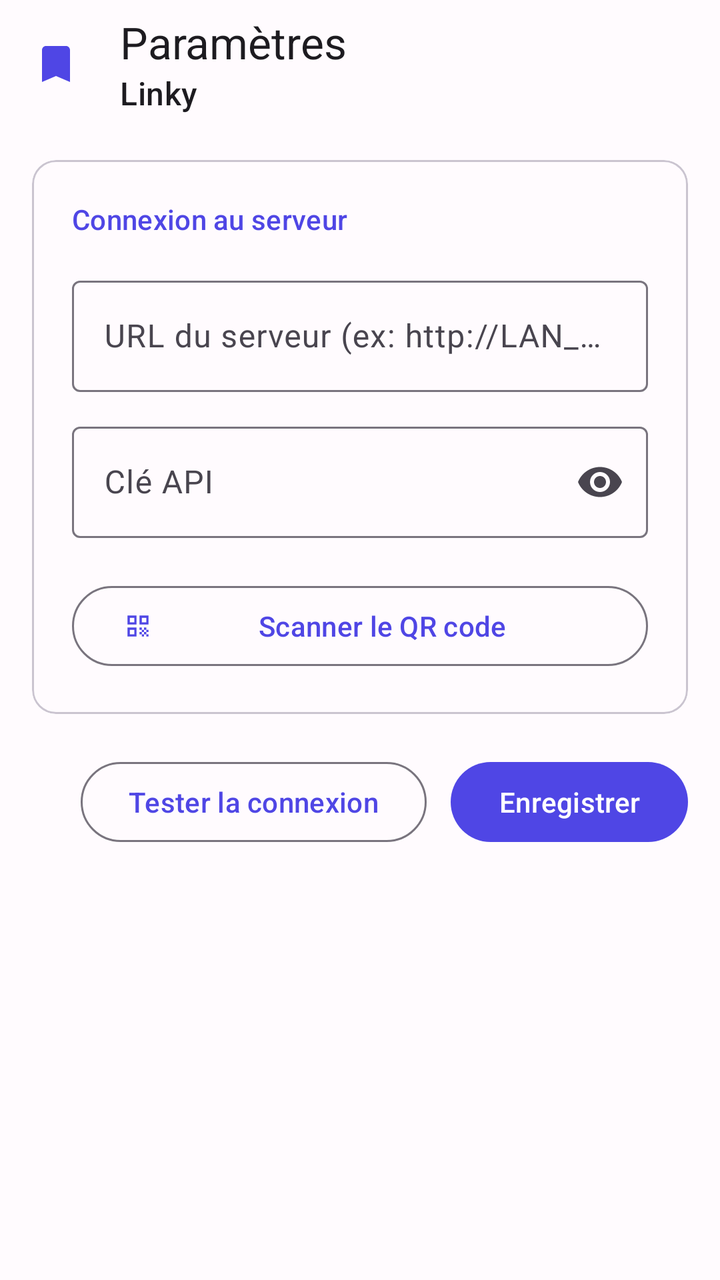
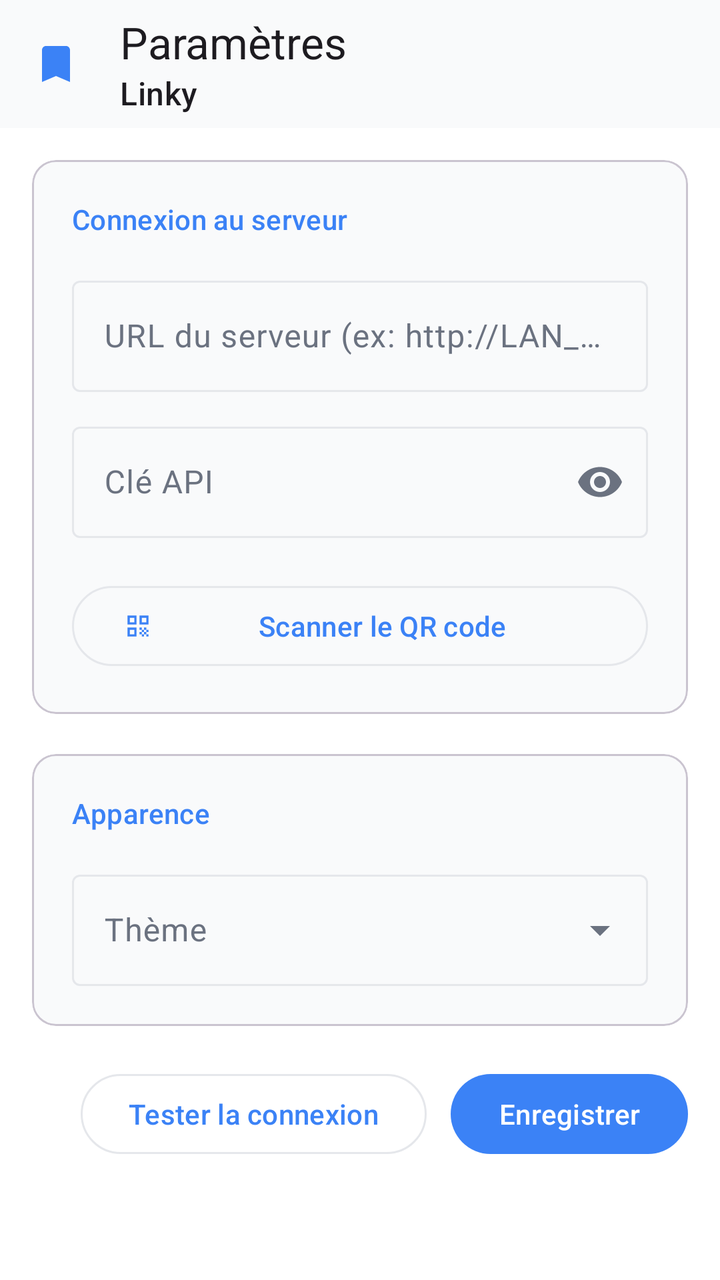

The first picture is an Android layout as it rendered before a commit; the second is the same layout after the commit. The layout source and the unified diff follow.
<!-- AndroidManifest.xml: application theme Theme.Linky -->
<!-- res/layout/activity_main.xml -->
<?xml version="1.0" encoding="utf-8"?>
<androidx.coordinatorlayout.widget.CoordinatorLayout
    xmlns:android="http://schemas.android.com/apk/res/android"
    xmlns:app="http://schemas.android.com/apk/res-auto"
    android:layout_width="match_parent"
    android:layout_height="match_parent"
    android:background="?android:attr/colorBackground">

    <com.google.android.material.appbar.AppBarLayout
        android:layout_width="match_parent"
        android:layout_height="wrap_content"
        android:fitsSystemWindows="true">

        <com.google.android.material.appbar.MaterialToolbar
            android:id="@+id/toolbar"
            android:layout_width="match_parent"
            android:layout_height="?attr/actionBarSize"
            app:navigationIcon="@drawable/ic_bookmark"
            app:navigationIconTint="?attr/colorPrimary"
            app:title="@string/settings_title"
            app:subtitle="@string/app_name" />

    </com.google.android.material.appbar.AppBarLayout>

    <androidx.core.widget.NestedScrollView
        android:layout_width="match_parent"
        android:layout_height="match_parent"
        app:layout_behavior="@string/appbar_scrolling_view_behavior">

        <LinearLayout
            android:layout_width="match_parent"
            android:layout_height="wrap_content"
            android:orientation="vertical"
            android:padding="16dp"
            android:paddingBottom="32dp">

            
            <com.google.android.material.card.MaterialCardView
                style="@style/Widget.Material3.CardView.Outlined"
                android:layout_width="match_parent"
                android:layout_height="wrap_content"
                android:layout_marginBottom="20dp">

                <LinearLayout
                    android:layout_width="match_parent"
                    android:layout_height="wrap_content"
                    android:orientation="vertical"
                    android:padding="20dp">

                    <TextView
                        android:layout_width="wrap_content"
                        android:layout_height="wrap_content"
                        android:text="@string/section_connection"
                        android:textAppearance="?attr/textAppearanceLabelLarge"
                        android:textColor="?attr/colorPrimary"
                        android:layout_marginBottom="16dp" />

                    <com.google.android.material.textfield.TextInputLayout
                        android:layout_width="match_parent"
                        android:layout_height="wrap_content"
                        android:hint="@string/hint_server_url"
                        style="@style/Widget.Material3.TextInputLayout.OutlinedBox"
                        android:layout_marginBottom="12dp">

                        <com.google.android.material.textfield.TextInputEditText
                            android:id="@+id/etServer"
                            android:layout_width="match_parent"
                            android:layout_height="wrap_content"
                            android:inputType="textUri"
                            android:imeOptions="actionNext"
                            android:maxLines="1" />

                    </com.google.android.material.textfield.TextInputLayout>

                    <com.google.android.material.textfield.TextInputLayout
                        android:layout_width="match_parent"
                        android:layout_height="wrap_content"
                        android:hint="@string/hint_api_key"
                        style="@style/Widget.Material3.TextInputLayout.OutlinedBox"
                        app:endIconMode="password_toggle"
                        android:layout_marginBottom="20dp">

                        <com.google.android.material.textfield.TextInputEditText
                            android:id="@+id/etApiKey"
                            android:layout_width="match_parent"
                            android:layout_height="wrap_content"
                            android:inputType="textPassword"
                            android:imeOptions="actionDone" />

                    </com.google.android.material.textfield.TextInputLayout>

                    <com.google.android.material.button.MaterialButton
                        android:id="@+id/btnScan"
                        style="@style/Widget.Material3.Button.OutlinedButton"
                        android:layout_width="match_parent"
                        android:layout_height="wrap_content"
                        android:text="@string/btn_scan_qr"
                        app:icon="@drawable/ic_qr_scan" />

                </LinearLayout>
            </com.google.android.material.card.MaterialCardView>

            
            <LinearLayout
                android:layout_width="match_parent"
                android:layout_height="wrap_content"
                android:orientation="horizontal"
                android:gravity="end"
                android:layout_marginBottom="16dp">

                <com.google.android.material.button.MaterialButton
                    android:id="@+id/btnTest"
                    style="@style/Widget.Material3.Button.OutlinedButton"
                    android:layout_width="wrap_content"
                    android:layout_height="wrap_content"
                    android:text="@string/btn_test"
                    android:layout_marginEnd="12dp" />

                <com.google.android.material.button.MaterialButton
                    android:id="@+id/btnSave"
                    android:layout_width="wrap_content"
                    android:layout_height="wrap_content"
                    android:text="@string/btn_save" />

            </LinearLayout>

            <TextView
                android:id="@+id/tvStatus"
                android:layout_width="match_parent"
                android:layout_height="wrap_content"
                android:textAppearance="?attr/textAppearanceBodySmall"
                android:textColor="?attr/colorOnSurfaceVariant"
                android:minLines="2" />

        </LinearLayout>
    </androidx.core.widget.NestedScrollView>

</androidx.coordinatorlayout.widget.CoordinatorLayout>
<!-- resources referenced by this layout -->
<resources>
  <!-- drawable ic_bookmark (drawable) -->
  <?xml version="1.0" encoding="utf-8"?>
  <vector xmlns:android="http://schemas.android.com/apk/res/android"
      android:width="24dp"
      android:height="24dp"
      android:viewportWidth="24"
      android:viewportHeight="24">
      <path
          android:fillColor="#000000"
          android:pathData="M17,3H7C5.9,3 5,3.9 5,5v16l7,-3 7,3V5C19,3.9 18.1,3 17,3z"/>
  </vector>
  <!-- drawable ic_qr_scan (drawable) -->
  <?xml version="1.0" encoding="utf-8"?>
  <vector xmlns:android="http://schemas.android.com/apk/res/android"
      android:width="24dp"
      android:height="24dp"
      android:viewportWidth="24"
      android:viewportHeight="24">
      <path
          android:fillColor="#000000"
          android:pathData="M9.5,6.5v3h-3v-3H9.5M11,5H5v6h6V5zM9.5,14.5v3h-3v-3H9.5M11,13H5v6h6V13zM17.5,6.5v3h-3v-3H17.5M19,5h-6v6h6V5zM13,13h1.5v1.5H13V13zM14.5,14.5H16V16h-1.5V14.5zM16,13h1.5v1.5H16V13zM13,16h1.5v1.5H13V16zM14.5,17.5H16V19h-1.5V17.5zM16,16h1.5v1.5H16V16zM17.5,14.5H19V16h-1.5V14.5zM17.5,17.5H19V19h-1.5V17.5z"/>
  </vector>
  <string name="app_name">Linky</string>
  <string name="btn_save">Enregistrer</string>
  <string name="btn_scan_qr">Scanner le QR code</string>
  <string name="btn_test">Tester la connexion</string>
  <string name="hint_api_key">Clé API</string>
  <string name="hint_server_url">URL du serveur (ex: http://LAN_HOST_1:8070)</string>
  <string name="section_connection">Connexion au serveur</string>
  <string name="settings_title">Paramètres</string>
  <style name="Theme.Linky" parent="Theme.Material3.Light.NoActionBar">
          <item name="colorPrimary">@color/primary</item>
          <item name="colorOnPrimary">@color/on_primary</item>
          <item name="colorPrimaryContainer">@color/primary_container</item>
          <item name="colorOnPrimaryContainer">@color/on_primary_container</item>
          <item name="colorSurface">@color/surface</item>
          <item name="colorOnSurface">@color/on_surface</item>
          <item name="android:colorBackground">@color/background</item>
      </style>
  <color name="primary">#4F46E5</color>
  <color name="on_primary">#FFFFFF</color>
  <color name="primary_container">#E0E7FF</color>
  <color name="on_primary_container">#1E1B4B</color>
  <color name="surface">#FFFBFE</color>
  <color name="on_surface">#1C1B1F</color>
  <color name="background">#FFFBFE</color>
</resources>

<!-- the commit's change to res/layout/activity_main.xml (unified diff, before → after) -->
@@ -101,6 +101,47 @@
             </com.google.android.material.card.MaterialCardView>
 
             
+            <com.google.android.material.card.MaterialCardView
+                style="@style/Widget.Material3.CardView.Outlined"
+                android:layout_width="match_parent"
+                android:layout_height="wrap_content"
+                android:layout_marginBottom="20dp">
+
+                <LinearLayout
+                    android:layout_width="match_parent"
+                    android:layout_height="wrap_content"
+                    android:orientation="vertical"
+                    android:padding="20dp">
+
+                    <TextView
+                        android:layout_width="wrap_content"
+                        android:layout_height="wrap_content"
+                        android:text="@string/section_appearance"
+                        android:textAppearance="?attr/textAppearanceLabelLarge"
+                        android:textColor="?attr/colorPrimary"
+                        android:layout_marginBottom="16dp" />
+
+                    <com.google.android.material.textfield.TextInputLayout
+                        android:id="@+id/tilTheme"
+                        style="@style/Widget.Material3.TextInputLayout.OutlinedBox.ExposedDropdownMenu"
+                        android:layout_width="match_parent"
+                        android:layout_height="wrap_content"
+                        android:hint="@string/hint_theme">
+
+                        <AutoCompleteTextView
+                            android:id="@+id/actvTheme"
+                            android:layout_width="match_parent"
+                            android:layout_height="wrap_content"
+                            android:inputType="none"
+                            android:focusable="false"
+                            android:focusableInTouchMode="false" />
+
+                    </com.google.android.material.textfield.TextInputLayout>
+
+                </LinearLayout>
+            </com.google.android.material.card.MaterialCardView>
+
+            
             <LinearLayout
                 android:layout_width="match_parent"
                 android:layout_height="wrap_content"
<!-- resource entries referenced after the edit -->
@@ -28,23 +28,29 @@
   <string name="btn_test">Tester la connexion</string>
   <string name="hint_api_key">Clé API</string>
   <string name="hint_server_url">URL du serveur (ex: http://LAN_HOST_1:8070)</string>
+  <string name="hint_theme">Thème</string>
+  <string name="section_appearance">Apparence</string>
   <string name="section_connection">Connexion au serveur</string>
   <string name="settings_title">Paramètres</string>
   <style name="Theme.Linky" parent="Theme.Material3.Light.NoActionBar">
-          <item name="colorPrimary">@color/primary</item>
-          <item name="colorOnPrimary">@color/on_primary</item>
-          <item name="colorPrimaryContainer">@color/primary_container</item>
-          <item name="colorOnPrimaryContainer">@color/on_primary_container</item>
-          <item name="colorSurface">@color/surface</item>
-          <item name="colorOnSurface">@color/on_surface</item>
-          <item name="android:colorBackground">@color/background</item>
+          <item name="colorPrimary">@color/t_light_primary</item>
+          <item name="colorOnPrimary">@color/t_light_on_primary</item>
+          <item name="colorPrimaryContainer">@color/t_light_primary_container</item>
+          <item name="colorOnPrimaryContainer">@color/t_light_on_primary_container</item>
+          <item name="colorSurface">@color/t_light_surface</item>
+          <item name="colorOnSurface">@color/t_light_on_surface</item>
+          <item name="colorOnSurfaceVariant">@color/t_light_on_surface_variant</item>
+          <item name="android:colorBackground">@color/t_light_background</item>
+          <item name="colorOutline">@color/t_light_outline</item>
       </style>
-  <color name="primary">#4F46E5</color>
-  <color name="on_primary">#FFFFFF</color>
-  <color name="primary_container">#E0E7FF</color>
-  <color name="on_primary_container">#1E1B4B</color>
-  <color name="surface">#FFFBFE</color>
-  <color name="on_surface">#1C1B1F</color>
-  <color name="background">#FFFBFE</color>
+  <color name="t_light_primary">#3B82F6</color>
+  <color name="t_light_on_primary">#FFFFFF</color>
+  <color name="t_light_primary_container">#DBEAFE</color>
+  <color name="t_light_on_primary_container">#1E40AF</color>
+  <color name="t_light_surface">#F9FAFB</color>
+  <color name="t_light_on_surface">#111827</color>
+  <color name="t_light_on_surface_variant">#6B7280</color>
+  <color name="t_light_background">#FFFFFF</color>
+  <color name="t_light_outline">#E5E7EB</color>
 </resources>
 
